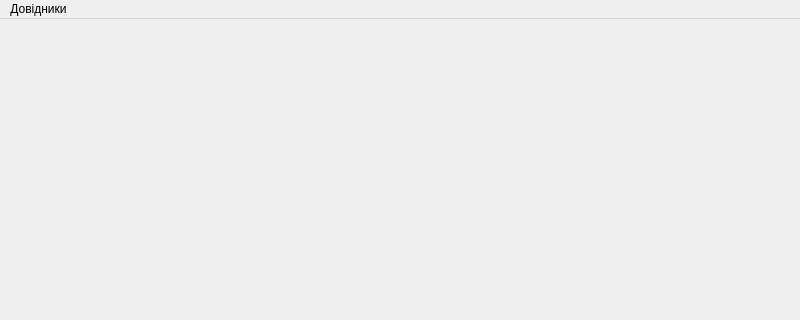
The window that Gandalf/mainwindow.ui (rust3128/WhiteTower) describes before a commit, drawn with Qt 5; both pictures show x 0 to 800 and y 0 to 320 of the 800 by 659 pixel window.
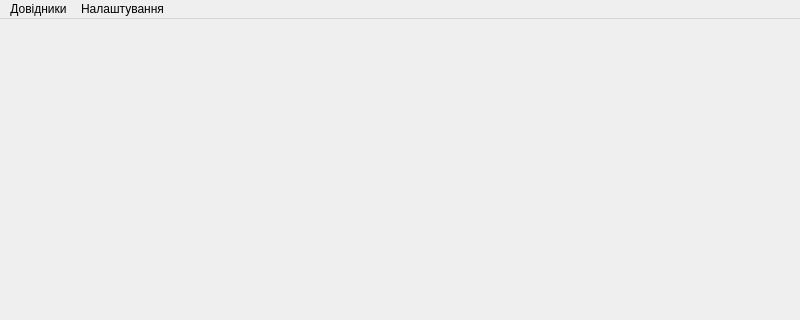
The same window after the commit. Icons and pictures are not drawn.

Commit message: Add settings dialog in Gandalf

```diff
--- a/Gandalf/mainwindow.ui
+++ b/Gandalf/mainwindow.ui
@@ -30,7 +30,14 @@
     <addaction name="actionUsers"/>
     <addaction name="actionClients"/>
    </widget>
+   <widget class="QMenu" name="menuSettings">
+    <property name="title">
+     <string>Налаштування</string>
+    </property>
+    <addaction name="action"/>
+   </widget>
    <addaction name="menu"/>
+   <addaction name="menuSettings"/>
   </widget>
   <widget class="QStatusBar" name="statusbar"/>
   <action name="actionUsers">
```
Left out of the diff: 9 changed lines with no effect on the pictures. The commit also changes 23 other files.
